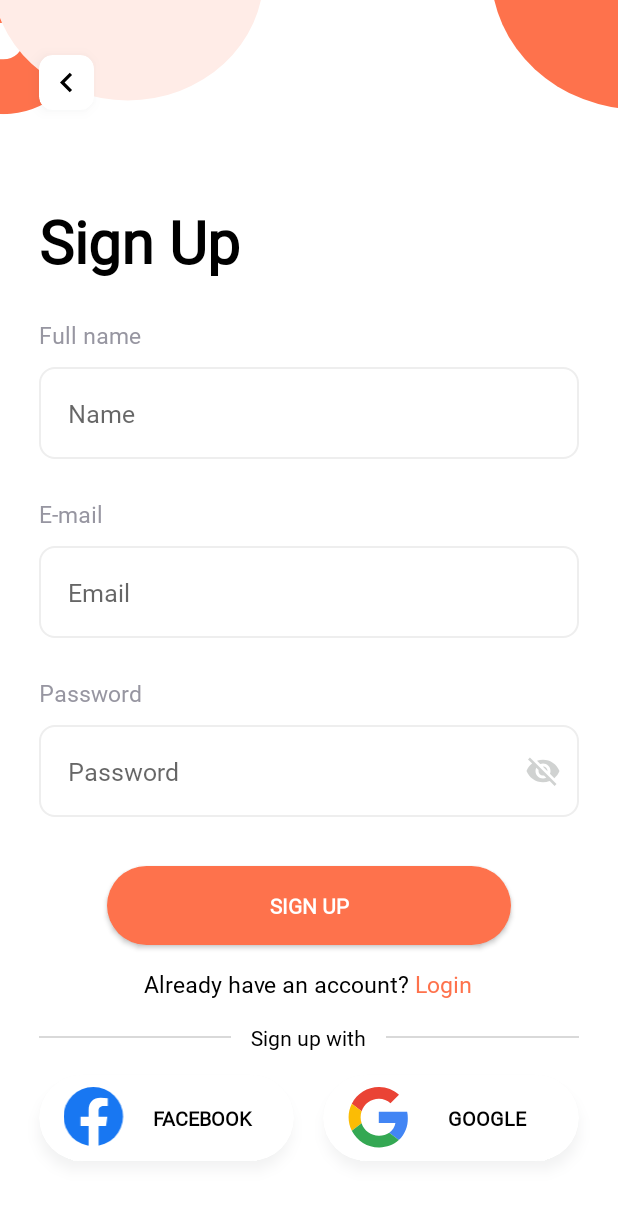
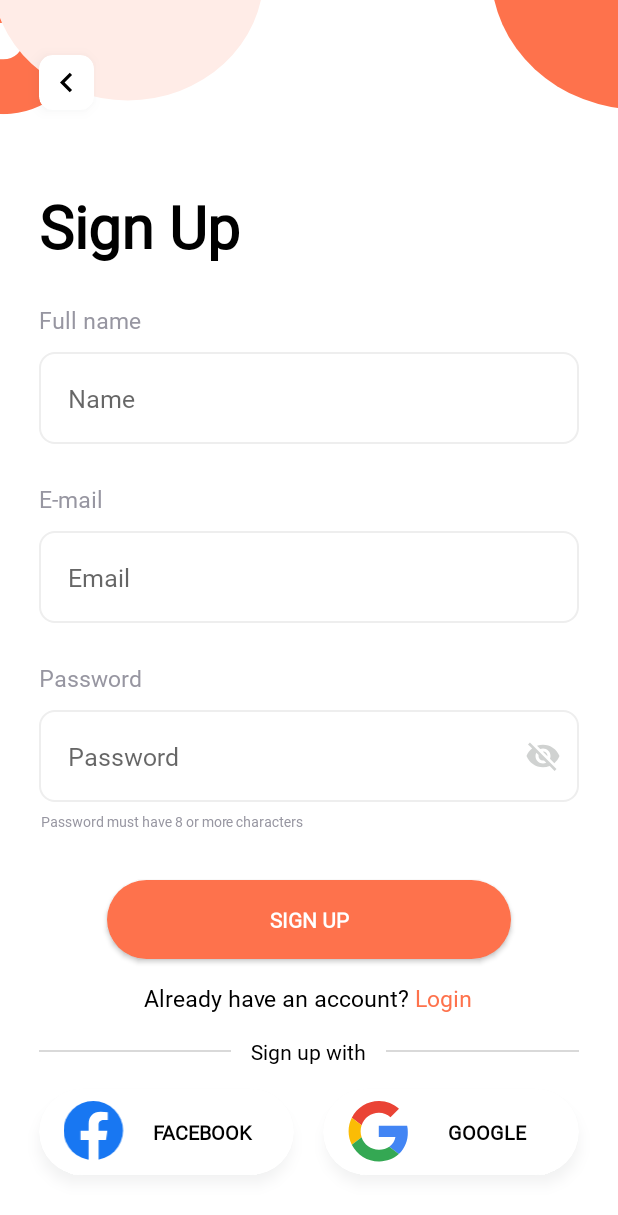
Before and after one commit to quockhanhz176/food-app, an Android app: the screen it shows after launch (MainActivity), after a tap on "Don’t have an account? Sign Up", on a phone screen of 412 x 824 dp. Shown: the top 1215 px of the screen. Run offline under Robolectric (Android 15) with nearby library versions, the phone set to English and light mode, and no system bars; our stand-ins replace Firebase (no records; nobody signed in at launch, a user with empty details on screens opened directly), Picasso, RxJava, paging, sdp/ssp sizes; pictures from the network do not load; 3 statements that could not run were skipped; 1 other tap on this screen came first.

```diff
--- a/app/src/main/java/com/example/foodapp/ui/MainActivity.java
+++ b/app/src/main/java/com/example/foodapp/ui/MainActivity.java
@@ -7,11 +7,13 @@ import android.view.WindowManager;
 import androidx.appcompat.app.AppCompatActivity;
 import androidx.core.content.ContextCompat;
 import androidx.core.view.GestureDetectorCompat;
+import androidx.fragment.app.FragmentManager;
 import androidx.lifecycle.ViewModelProvider;
 
 import com.example.foodapp.R;
 import com.example.foodapp.databinding.ActivityMainBinding;
 import com.example.foodapp.repository.model.Recipe;
+import com.example.foodapp.ui.fragments.ChipFragment;
 import com.example.foodapp.ui.fragments.HomeFragment;
 import com.example.foodapp.ui.fragments.LoginFragment;
 import com.example.foodapp.ui.fragments.RecipeFragment;
@@ -19,7 +21,6 @@ import com.example.foodapp.ui.fragments.SavedRecipesFragment;
 import com.example.foodapp.ui.fragments.SearchFragment;
 import com.example.foodapp.ui.fragments.SignUpFragment;
 import com.example.foodapp.ui.fragments.UserSettingFragment;
-import com.example.foodapp.ui.util.Utils;
 import com.example.foodapp.viewmodel.AuthViewModel;
 import com.example.foodapp.viewmodel.RecipeViewModel;
 import com.example.foodapp.viewmodel.UserViewModel;
@@ -38,11 +39,12 @@ public class MainActivity extends AppCompatActivity {
     private AuthViewModel authViewModel;
     private RecipeViewModel recipeViewModel;
 
-    private final LoginFragment loginFragment = new LoginFragment();
-    private final SignUpFragment signUpFragment = new SignUpFragment();
+    private LoginFragment loginFragment = new LoginFragment();
+    private SignUpFragment signUpFragment = new SignUpFragment();
     private final HomeFragment homeFragment = new HomeFragment();
     private final SavedRecipesFragment savedRecipesFragment = new SavedRecipesFragment();
     private final UserSettingFragment userSettingFragment = new UserSettingFragment();
+    private final ChipFragment preferenceFragment = new ChipFragment();
 
     @Override
     protected void onCreate(Bundle savedInstanceState) {
@@ -71,41 +73,51 @@ public class MainActivity extends AppCompatActivity {
     }
 
     private void setupFragments(Bundle savedInstanceState) {
-        //login fragments
-        loginFragment.setOnLoginSuccess(() -> {
-            Utils.clearAllFragment(this);
-            getSupportFragmentManager().beginTransaction().replace(R.id.fragment_container, homeFragment, RecipeFragment.class.getCanonicalName()).commit();
-        });
+        loginFragment = setupLoginFragment();
 
-        loginFragment.setShowSignUp(() -> {
-            getSupportFragmentManager().beginTransaction().add(R.id.fragment_container, signUpFragment, LoginFragment.class.getCanonicalName()).addToBackStack(LoginFragment.class.getCanonicalName()).commit();
-        });
+        signUpFragment = setupSignUpFragment();
 
-        signUpFragment.setShowHome(() -> {
-            Utils.clearAllFragment(this);
-            getSupportFragmentManager().beginTransaction().replace(R.id.fragment_container, homeFragment, RecipeFragment.class.getCanonicalName()).commit();
+        preferenceFragment.setOnSubmitPreferences(() -> {
+            clearAllFragment();
+            getSupportFragmentManager()
+                    .beginTransaction()
+                    .replace(R.id.fragment_container, homeFragment,
+                            RecipeFragment.class.getCanonicalName())
+                    .commit();
         });
 
         if (firebaseAuth.getCurrentUser() != null) {
-            getSupportFragmentManager().beginTransaction().replace(R.id.fragment_container, homeFragment).commit();
-        } else {
-            if (savedInstanceState == null) {
-                getSupportFragmentManager().beginTransaction().replace(R.id.fragment_container, loginFragment).commit();
-            }
+            getSupportFragmentManager()
+                    .beginTransaction()
+                    .replace(R.id.fragment_container, homeFragment)
+                    .commit();
+        } else if (savedInstanceState == null) {
+            getSupportFragmentManager()
+                    .beginTransaction()
+                    .replace(R.id.fragment_container, loginFragment)
+                    .commit();
         }
 
-        //internal fragments
+        // Internal fragments
         homeFragment.setOnUserMenuItemClickListener(new SearchFragment.OnUserMenuItemClickListener() {
             @Override
             public void onSavedRecipesClick() {
-                getSupportFragmentManager().beginTransaction().add(R.id.fragment_container, savedRecipesFragment).addToBackStack(null).commit();
+                getSupportFragmentManager()
+                        .beginTransaction()
+                        .add(R.id.fragment_container, savedRecipesFragment)
+                        .addToBackStack(null)
+                        .commit();
             }
 
             @Override
             public void onLogOutClick() {
                 authViewModel.logout();
-                Utils.clearAllFragment(MainActivity.this);
-                getSupportFragmentManager().beginTransaction().replace(R.id.fragment_container, loginFragment).commit();
+                clearAllFragment();
+                getSupportFragmentManager().beginTransaction()
+                        .replace(R.id.fragment_container, loginFragment)
+                        .detach(loginFragment)
+                        .attach(loginFragment)
+                        .commit();
             }
 
             @Override
@@ -115,7 +127,8 @@ public class MainActivity extends AppCompatActivity {
 
             @Override
             public void onUserSettingsClick() {
-                getSupportFragmentManager().beginTransaction().add(R.id.fragment_container, userSettingFragment).addToBackStack(null).commit();
+                getSupportFragmentManager().beginTransaction().add(R.id.fragment_container,
+                        userSettingFragment).addToBackStack(null).commit();
             }
         });
 
@@ -124,8 +137,10 @@ public class MainActivity extends AppCompatActivity {
             if (recipeList != null) {
                 int position = recipeList.indexOf(recipe);
                 RecipeFragment recipeFragment = new RecipeFragment();
-                recipeFragment.setRecipeList(new ArrayList<>(recipeList), position == -1 ? null : position);
-                getSupportFragmentManager().beginTransaction().add(R.id.fragment_container, recipeFragment).addToBackStack(null).commit();
+                recipeFragment.setRecipeList(new ArrayList<>(recipeList), position == -1 ? null :
+                        position);
+                getSupportFragmentManager().beginTransaction().add(R.id.fragment_container,
+                        recipeFragment).addToBackStack(null).commit();
             }
         });
     }
@@ -134,4 +149,51 @@ public class MainActivity extends AppCompatActivity {
         FirebaseApp.initializeApp(this);
         firebaseAuth = FirebaseAuth.getInstance();
     }
+
+    private void clearAllFragment() {
+        try {
+            FragmentManager manager = getSupportFragmentManager();
+            for (int i = 0; i < manager.getBackStackEntryCount(); i++) {
+                manager.popBackStack();
+            }
+        } catch (Exception e) {
+            e.printStackTrace();
+        }
+    }
+
+    private LoginFragment setupLoginFragment() {
+        LoginFragment loginFragment = new LoginFragment();
+
+        loginFragment.setOnLoginSuccess(() -> {
+            clearAllFragment();
+            getSupportFragmentManager()
+                    .beginTransaction()
+                    .replace(R.id.fragment_container, preferenceFragment,
+                            ChipFragment.class.getCanonicalName())
+                    .commit();
+        });
+
+        loginFragment.setShowSignUp(() -> {
+            signUpFragment = setupSignUpFragment();
+            getSupportFragmentManager()
+                    .beginTransaction().add(R.id.fragment_container,
+                            signUpFragment, LoginFragment.class.getCanonicalName())
+                    .addToBackStack(LoginFragment.class.getCanonicalName())
+                    .commit();
+        });
+
+        return loginFragment;
+    }
+
+    private SignUpFragment setupSignUpFragment() {
+        SignUpFragment signUpFragment = new SignUpFragment();
+
+        signUpFragment.setShowHome(() -> {
+            clearAllFragment();
+            getSupportFragmentManager().beginTransaction().replace(R.id.fragment_container,
+                    homeFragment, RecipeFragment.class.getCanonicalName()).commit();
+        });
+
+        return signUpFragment;
+    }
 }
--- a/app/src/main/java/com/example/foodapp/ui/fragments/ChipFragment.java
+++ b/app/src/main/java/com/example/foodapp/ui/fragments/ChipFragment.java
@@ -5,18 +5,20 @@ import android.view.LayoutInflater;
 import android.view.View;
 import android.view.ViewGroup;
 import android.widget.Button;
-import android.widget.Toast;
 
 import androidx.annotation.NonNull;
 import androidx.annotation.Nullable;
 import androidx.fragment.app.Fragment;
+import androidx.lifecycle.ViewModelProvider;
 
 import com.example.foodapp.R;
+import com.example.foodapp.firebase.entity.UserPreference;
 import com.example.foodapp.repository.enums.Cuisine;
 import com.example.foodapp.repository.enums.Flavor;
 import com.example.foodapp.repository.enums.FoodTag;
 import com.example.foodapp.repository.enums.Intolerance;
 import com.example.foodapp.repository.enums.MealType;
+import com.example.foodapp.viewmodel.UserViewModel;
 import com.google.android.material.chip.Chip;
 import com.google.android.material.chip.ChipGroup;
 
@@ -37,6 +39,12 @@ public class ChipFragment extends Fragment {
 
     private Button submitBtn;
 
+    private Runnable onSubmitPreferences;
+
+    private UserViewModel viewModel;
+
+    private boolean shouldShowUserPreference;
+
     @Override
     public void onCreate(Bundle savedInstanceState) {
         super.onCreate(savedInstanceState);
@@ -45,13 +53,22 @@ public class ChipFragment extends Fragment {
         selectedFlavors = new ArrayList<>();
         selectedIntolerances = new ArrayList<>();
         selectedMealTypes = new ArrayList<>();
+
+        viewModel = new ViewModelProvider(this).get(UserViewModel.class);
+
+        viewModel.getUserPreferenceLiveData().observe(this, userPreference -> {
+            if(userPreference != null) {
+                shouldShowUserPreference = false;
+            }
+            shouldShowUserPreference = true;
+        });
     }
 
     @Override
     public View onCreateView(LayoutInflater inflater, ViewGroup container,
                              Bundle savedInstanceState) {
         // Inflate the layout for this fragment
-        return inflater.inflate(R.layout.fragment_chip, container, false);
+        return inflater.inflate(R.layout.fragment_preferences, container, false);
     }
 
     @Override
@@ -78,8 +95,11 @@ public class ChipFragment extends Fragment {
     }
 
     private void handleSubmitPreferences(View view) {
-        Toast.makeText(view.getContext(), String.valueOf(selectedCuisines.size()),
-                Toast.LENGTH_SHORT).show();
+        UserPreference userPreference = new UserPreference(selectedCuisines, selectedFlavors,
+                selectedIntolerances, selectedMealTypes);
+        viewModel.setUserPreferences(userPreference);
+
+        onSubmitPreferences.run();
     }
 
     private void setupChipGroups(View view) {
@@ -194,4 +214,14 @@ public class ChipFragment extends Fragment {
     public void setSelectedMealTypes(ArrayList<MealType> selectedMealTypes) {
         this.selectedMealTypes = selectedMealTypes;
     }
+
+    public void setOnSubmitPreferences(Runnable onSubmitPreferences) {
+        this.onSubmitPreferences = onSubmitPreferences;
+
+        if(shouldShowUserPreference) {
+            return;
+        }
+
+        onSubmitPreferences.run();
+    }
 }
--- a/app/src/main/java/com/example/foodapp/ui/fragments/HomeFragment.java
+++ b/app/src/main/java/com/example/foodapp/ui/fragments/HomeFragment.java
@@ -90,4 +90,13 @@ public class HomeFragment extends Fragment {
             });
         }
     }
+
+    @Override
+    public void onDestroyView() {
+        super.onDestroyView();
+
+        recipeFragment = null;
+        searchFragment = null;
+        layout = null;
+    }
 }
--- a/app/src/main/java/com/example/foodapp/ui/fragments/LoginFragment.java
+++ b/app/src/main/java/com/example/foodapp/ui/fragments/LoginFragment.java
@@ -5,7 +5,6 @@ import android.text.SpannableString;
 import android.view.LayoutInflater;
 import android.view.View;
 import android.view.ViewGroup;
-import android.widget.Toast;
 
 import androidx.annotation.Nullable;
 import androidx.fragment.app.Fragment;
@@ -30,18 +29,22 @@ public class LoginFragment extends Fragment {
 
     @Override
     public void onCreate(@Nullable Bundle savedInstanceState) {
-        super.onCreate(savedInstanceState);
+        super.onCreate(null);
+
         viewModel = new ViewModelProvider(this).get(AuthViewModel.class);
         viewModel.getUserMutableLiveData().observe(this, firebaseUser -> {
             if (firebaseUser != null) {
-                Toast.makeText(requireContext(), "Login Successfully", Toast.LENGTH_SHORT).show();
-                if (onLoginSuccess != null) onLoginSuccess.run();
+                if (onLoginSuccess != null && getActivity() != null) {
+                    getActivity().runOnUiThread(onLoginSuccess);
+                }
+
             }
         });
     }
 
     @Override
-    public View onCreateView(LayoutInflater inflater, ViewGroup container, Bundle savedInstanceState) {
+    public View onCreateView(LayoutInflater inflater, ViewGroup container,
+                             Bundle savedInstanceState) {
         binding = FragmentLoginBinding.inflate(inflater, container, false);
         setupView();
         return binding.getRoot();
@@ -50,11 +53,13 @@ public class LoginFragment extends Fragment {
     private void setupView() {
         String fullString = getString(R.string.dont_have_an_account_sign_up);
         String partString = getString(R.string.sign_up);
-        SpannableString spannableString = Utils.setColorString(fullString, partString, requireContext(), R.color.orange);
+        SpannableString spannableString = Utils.setColorString(fullString, partString,
+                requireContext(), R.color.orange);
         binding.tvSignUp.setText(spannableString);
         binding.tvSignUp.setOnClickListener(view -> {
-            if (showSignUp != null)
+            if (showSignUp != null) {
                 showSignUp.run();
+            }
         });
         binding.btLogin.setOnClickListener(view -> {
             String email = binding.edtEmail.getText().toString().trim();
--- a/app/src/main/java/com/example/foodapp/ui/fragments/SignUpFragment.java
+++ b/app/src/main/java/com/example/foodapp/ui/fragments/SignUpFragment.java
@@ -5,8 +5,8 @@ import android.text.SpannableString;
 import android.view.LayoutInflater;
 import android.view.View;
 import android.view.ViewGroup;
-import android.widget.Toast;
 
+import androidx.annotation.NonNull;
 import androidx.annotation.Nullable;
 import androidx.fragment.app.Fragment;
 import androidx.lifecycle.ViewModelProvider;
@@ -32,16 +32,15 @@ public class SignUpFragment extends Fragment {
         super.onCreate(savedInstanceState);
         viewModel = new ViewModelProvider(this).get(AuthViewModel.class);
         viewModel.getUserMutableLiveData().observe(this, firebaseUser -> {
-            if (firebaseUser != null) {
-                Toast.makeText(requireContext(), "Create account successfully", Toast.LENGTH_SHORT).show();
-                if (showHome != null)
-                    showHome.run();
+            if (firebaseUser != null && showHome != null && getActivity() != null) {
+                getActivity().runOnUiThread(showHome);
             }
         });
     }
 
     @Override
-    public View onCreateView(LayoutInflater inflater, ViewGroup container, Bundle savedInstanceState) {
+    public View onCreateView(@NonNull LayoutInflater inflater, ViewGroup container,
+                             Bundle savedInstanceState) {
         binding = FragmentSignUpBinding.inflate(inflater, container, false);
         setupView();
         return binding.getRoot();
@@ -50,7 +49,9 @@ public class SignUpFragment extends Fragment {
     private void setupView() {
         String fullString = getString(R.string.already_have_an_account_login);
         String partString = getString(R.string.login);
-        SpannableString spannableString = Utils.setColorString(fullString, partString, requireContext(), R.color.orange);
+        SpannableString spannableString = Utils.setColorString(fullString, partString,
+                requireContext(), R.color.orange);
+
         binding.tvLogin.setText(spannableString);
         binding.tvLogin.setOnClickListener(view -> {
             requireActivity().getSupportFragmentManager().popBackStack();
@@ -91,7 +92,9 @@ public class SignUpFragment extends Fragment {
     @Override
     public void onDestroyView() {
         super.onDestroyView();
+
         binding = null;
+        viewModel = null;
     }
 
 }
--- a/app/src/main/java/com/example/foodapp/ui/fragments/UserSettingFragment.java
+++ b/app/src/main/java/com/example/foodapp/ui/fragments/UserSettingFragment.java
@@ -18,4 +18,9 @@ public class UserSettingFragment extends Fragment {
     public View onCreateView(@NonNull LayoutInflater inflater, @Nullable ViewGroup container, @Nullable Bundle savedInstanceState) {
         return inflater.inflate(R.layout.fragment_user_setting, container, false);
     }
+
+    @Override
+    public void onDestroyView() {
+        super.onDestroyView();
+    }
 }
--- a/app/src/main/java/com/example/foodapp/viewmodel/AuthViewModel.java
+++ b/app/src/main/java/com/example/foodapp/viewmodel/AuthViewModel.java
@@ -16,7 +16,8 @@ public class AuthViewModel extends AndroidViewModel {
 
     public AuthViewModel(@NonNull Application application) {
         super(application);
-        authRepository = new AuthRepository(application);
+
+        authRepository = new AuthRepository();
         userMutableLiveData = authRepository.getUserMutableLiveData();
     }
 
--- a/app/src/main/java/com/example/foodapp/viewmodel/UserViewModel.java
+++ b/app/src/main/java/com/example/foodapp/viewmodel/UserViewModel.java
@@ -41,6 +41,7 @@ public class UserViewModel extends AndroidViewModel {
         userRepository = UserRepository.getCurrentUser(authInfo.getEmail());
         fetchRecipes(RecipeType.LIKED);
         fetchRecipes(RecipeType.SAVED);
+        fetchUserPreferences();
     }
 
     public void fetchUserPreferences() {
--- a/app/src/main/res/layout/fragment_home.xml
+++ b/app/src/main/res/layout/fragment_home.xml
@@ -6,7 +6,8 @@
     android:layout_width="match_parent"
     android:layout_height="match_parent"
     app:layoutDescription="@xml/fragment_recipe_scene"
-    tools:context=".ui.fragments.RecipeFragment">
+    tools:context=".ui.fragments.RecipeFragment"
+    android:transitionGroup="true">
 
     <androidx.constraintlayout.widget.ConstraintLayout
         android:id="@+id/searchCl"
--- a/app/src/main/res/layout/fragment_login.xml
+++ b/app/src/main/res/layout/fragment_login.xml
@@ -3,7 +3,8 @@
     xmlns:app="http://schemas.android.com/apk/res-auto"
     android:layout_width="match_parent"
     android:layout_height="match_parent"
-    android:background="@drawable/background_food_app">
+    android:background="@drawable/background_food_app"
+    android:transitionGroup="true">
 
     <ScrollView
         android:layout_width="match_parent"
@@ -15,8 +16,8 @@
         <LinearLayout
             android:layout_width="match_parent"
             android:layout_height="wrap_content"
+            android:layout_gravity="center"
             android:gravity="center_vertical"
-            android:layout_gravity="center"
             android:orientation="vertical">
 
             <LinearLayout
@@ -51,7 +52,8 @@
                     android:background="@drawable/bg_edittext"
                     android:gravity="center_vertical"
                     android:hint="Your email or phone"
-                    android:inputType="textEmailAddress" />
+                    android:inputType="textEmailAddress"
+                    android:saveEnabled="false" />
 
                 <TextView
                     android:layout_width="wrap_content"
@@ -78,7 +80,8 @@
                         android:background="@drawable/bg_edittext"
                         android:gravity="center_vertical"
                         android:hint="Password"
-                        android:inputType="textPassword|textNoSuggestions" />
+                        android:inputType="textPassword|textNoSuggestions"
+                        android:saveEnabled="false" />
 
                 </com.google.android.material.textfield.TextInputLayout>
 
@@ -95,9 +98,9 @@
                 <androidx.appcompat.widget.AppCompatButton
                     android:id="@+id/btLogin"
                     style="@style/Button.Normal"
-                    android:layout_marginTop="@dimen/_25sdp"
                     android:layout_width="match_parent"
                     android:layout_height="wrap_content"
+                    android:layout_marginTop="@dimen/_25sdp"
                     android:text="LOGIN"
                     android:textAllCaps="true" />
 
@@ -107,6 +110,7 @@
                     android:layout_height="wrap_content"
                     android:layout_gravity="center_horizontal"
                     android:paddingVertical="@dimen/_12sdp"
+                    android:saveEnabled="false"
                     android:text="@string/dont_have_an_account_sign_up"
                     android:textColor="@color/black"
                     android:textSize="@dimen/_12ssp" />
--- a/app/src/main/res/layout/fragment_sign_up.xml
+++ b/app/src/main/res/layout/fragment_sign_up.xml
@@ -4,7 +4,8 @@
     xmlns:tools="http://schemas.android.com/tools"
     android:layout_width="match_parent"
     android:layout_height="match_parent"
-    android:background="@drawable/background_food_app">
+    android:background="@drawable/background_food_app"
+    android:transitionGroup="true">
 
     <com.google.android.material.card.MaterialCardView
         android:id="@+id/cvBack"
@@ -76,6 +77,7 @@
                     android:gravity="center_vertical"
                     android:hint="Name"
                     android:inputType="text"
+                    android:saveEnabled="false"
                     tools:text="Arlene Mccoy" />
 
                 <TextView
@@ -96,6 +98,7 @@
                     android:gravity="center_vertical"
                     android:hint="Email"
                     android:inputType="textEmailAddress"
+                    android:saveEnabled="false"
                     tools:text="prelookstudio@gmail.com" />
 
                 <TextView
@@ -124,9 +127,19 @@
                         android:gravity="center_vertical"
                         android:hint="Password"
                         android:inputType="textPassword|textNoSuggestions"
+                        android:saveEnabled="false"
                         tools:text="prelookstudio@gmail.com" />
 
                 </com.google.android.material.textfield.TextInputLayout>
+
+                <TextView
+                    android:layout_width="wrap_content"
+                    android:layout_height="wrap_content"
+                    android:layout_marginStart="@dimen/_1sdp"
+                    android:layout_marginTop="@dimen/_5sdp"
+                    android:text="Password must have 8 or more characters"
+                    android:textColor="@color/spanish_gray"
+                    android:textSize="@dimen/_7ssp" />
 
                 <androidx.appcompat.widget.AppCompatButton
                     android:id="@+id/btSignUp"
```
Also changed, not shown: app/src/main/java/com/example/foodapp/repository/AuthRepository.java (+17 -21 lines), app/src/main/java/com/example/foodapp/ui/util/Utils.java (+0 -10 lines), app/src/main/res/layout/fragment_preferences.xml (renamed from app/src/main/res/layout/fragment_chip.xml).
